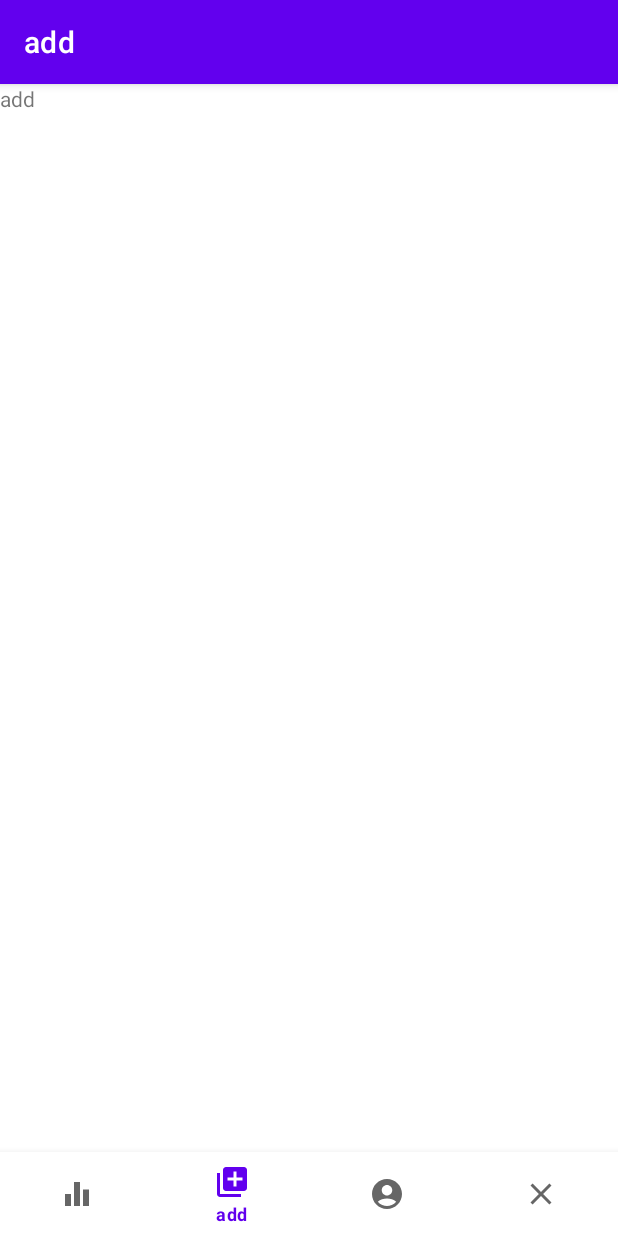
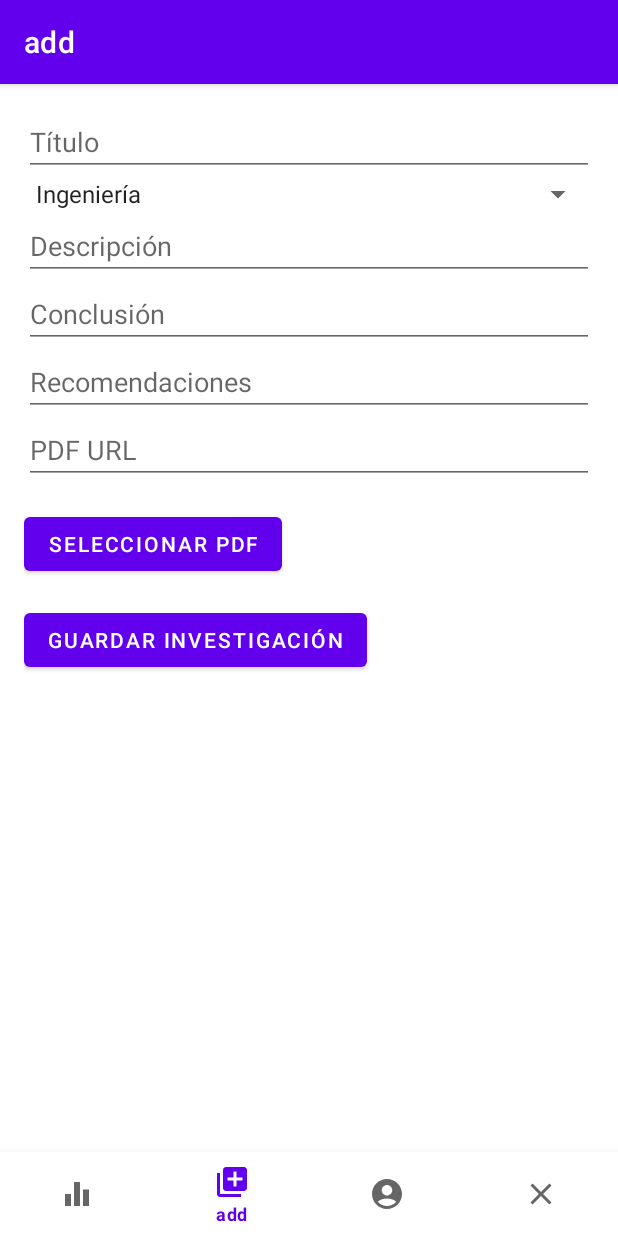
Before and after one commit to Forever-3/Proyecto-Final-03, an Android app: the screen it shows after launch once a user with an empty profile is signed in (MainActivity), item 2 of the bottom bar chosen, on a phone screen of 412 x 824 dp. Run offline under Robolectric (Android 15) with nearby library versions, the phone set to English and light mode, and no system bars; our stand-ins replace Firebase (no records; nobody signed in at launch, a user with empty details on screens opened directly), navigation-ui.

Commit message:
add Investigation

```diff
--- a/app/src/main/AndroidManifest.xml
+++ b/app/src/main/AndroidManifest.xml
@@ -32,7 +32,6 @@
         <activity
             android:name=".ui.users.LoginActivity"
             android:exported="false" />
-
         <activity
             android:name=".MainActivity"
             android:exported="true"
--- a/app/src/main/java/com/forever3/proyectofinal/ui/addInvestigation/agregarInvestigacionFragment.kt
+++ b/app/src/main/java/com/forever3/proyectofinal/ui/addInvestigation/agregarInvestigacionFragment.kt
@@ -1,60 +1,160 @@
 package com.forever3.proyectofinal.ui.addInvestigation
 
+import android.app.Activity
+import android.content.Intent
+import android.net.Uri
 import android.os.Bundle
+import android.widget.ArrayAdapter
+import android.widget.Button
+import android.widget.EditText
+import android.widget.Spinner
+import android.widget.Toast
 import androidx.fragment.app.Fragment
 import android.view.LayoutInflater
 import android.view.View
 import android.view.ViewGroup
+import androidx.navigation.fragment.findNavController
 import com.forever3.proyectofinal.R
+import com.forever3.proyectofinal.ui.home.cls_Investigacion
+import com.google.firebase.auth.FirebaseAuth
+import com.google.firebase.firestore.FirebaseFirestore
+import com.google.firebase.storage.FirebaseStorage
 
-// TODO: Rename parameter arguments, choose names that match
-// the fragment initialization parameters, e.g. ARG_ITEM_NUMBER
-private const val ARG_PARAM1 = "param1"
-private const val ARG_PARAM2 = "param2"
+class AgregarInvestigacionFragment : Fragment() {
 
-/**
- * A simple [Fragment] subclass.
- * Use the [agregarInvestigacionFragment.newInstance] factory method to
- * create an instance of this fragment.
- */
-class agregarInvestigacionFragment : Fragment() {
-    // TODO: Rename and change types of parameters
-    private var param1: String? = null
-    private var param2: String? = null
+    private var db: FirebaseFirestore? = null
+    private var auth: FirebaseAuth? = null
 
-    override fun onCreate(savedInstanceState: Bundle?) {
-        super.onCreate(savedInstanceState)
-        arguments?.let {
-            param1 = it.getString(ARG_PARAM1)
-            param2 = it.getString(ARG_PARAM2)
-        }
+    private lateinit var etTitulo: EditText
+    private lateinit var spinnerCategoria: Spinner
+    private lateinit var etDescripcion: EditText
+    private lateinit var etConclusion: EditText
+    private lateinit var etRecomendaciones: EditText
+    private lateinit var btnGuardar: Button
+    private lateinit var btnSeleccionarPDF: Button
+
+    private var pdfUri: Uri? = null // URI para almacenar el archivo seleccionado
+
+    companion object {
+        private const val PDF_REQUEST_CODE = 100 // Código de solicitud para seleccionar PDF
     }
 
     override fun onCreateView(
         inflater: LayoutInflater, container: ViewGroup?,
         savedInstanceState: Bundle?
     ): View? {
-        // Inflate the layout for this fragment
-        return inflater.inflate(R.layout.fragment_add_investigation, container, false)
+        val view = inflater.inflate(R.layout.fragment_agregar_investigacion, container, false)
+
+        // Inicializar Firebase
+        db = FirebaseFirestore.getInstance()
+        auth = FirebaseAuth.getInstance()
+
+        // Vincular vistas
+        etTitulo = view.findViewById(R.id.etTitulo)
+        spinnerCategoria = view.findViewById(R.id.spinnerCategoria)
+        etDescripcion = view.findViewById(R.id.etDescripcion)
+        etConclusion = view.findViewById(R.id.etConclusion)
+        etRecomendaciones = view.findViewById(R.id.etRecomendaciones)
+        btnGuardar = view.findViewById(R.id.btnGuardar)
+        btnSeleccionarPDF = view.findViewById(R.id.btnSeleccionarPDF)
+
+        // Configurar Spinner con categorías
+        configurarSpinner()
+
+        // Acción al presionar el botón para seleccionar PDF
+        btnSeleccionarPDF.setOnClickListener { seleccionarPdf() }
+
+        // Acción al presionar el botón para guardar investigación
+        btnGuardar.setOnClickListener { agregarInvestigacion() }
+
+        return view
     }
 
-    companion object {
-        /**
-         * Use this factory method to create a new instance of
-         * this fragment using the provided parameters.
-         *
-         * @param param1 Parameter 1.
-         * @param param2 Parameter 2.
-         * @return A new instance of fragment addInvestigationFragment.
-         */
-        // TODO: Rename and change types and number of parameters
-        @JvmStatic
-        fun newInstance(param1: String, param2: String) =
-            agregarInvestigacionFragment().apply {
-                arguments = Bundle().apply {
-                    putString(ARG_PARAM1, param1)
-                    putString(ARG_PARAM2, param2)
+    private fun configurarSpinner() {
+        val categorias = listOf(
+            "Ingeniería", "Derecho y Política", "Tecnología y Computación",
+            "Artes y Humanidades", "Ciencias Naturales", "Salud y Medicina",
+            "Ciencias Sociales", "Negocios y Finanzas"
+        )
+
+        val adapter = ArrayAdapter(requireContext(), android.R.layout.simple_spinner_item, categorias)
+        adapter.setDropDownViewResource(android.R.layout.simple_spinner_dropdown_item)
+        spinnerCategoria.adapter = adapter
+    }
+
+    private fun seleccionarPdf() {
+        val intent = Intent(Intent.ACTION_GET_CONTENT)
+        intent.type = "application/pdf" // Filtrar solo PDFs
+        startActivityForResult(intent, PDF_REQUEST_CODE)
+    }
+
+    override fun onActivityResult(requestCode: Int, resultCode: Int, data: Intent?) {
+        super.onActivityResult(requestCode, resultCode, data)
+        if (resultCode == Activity.RESULT_OK && requestCode == PDF_REQUEST_CODE) {
+            data?.data?.let { uri ->
+                pdfUri = uri // Guardar la URI del archivo seleccionado
+                Toast.makeText(requireContext(), "Archivo seleccionado: ${uri.lastPathSegment}", Toast.LENGTH_SHORT).show()
+            }
+        }
+    }
+
+    private fun agregarInvestigacion() {
+        val titulo = etTitulo.text.toString()
+        val categoria = spinnerCategoria.selectedItem.toString()
+        val descripcion = etDescripcion.text.toString()
+        val conclusion = etConclusion.text.toString()
+        val recomendaciones = etRecomendaciones.text.toString()
+
+        val user = auth?.currentUser
+        val idUsuario = user?.uid ?: ""
+
+        if (titulo.isNotEmpty() && categoria.isNotEmpty() && descripcion.isNotEmpty() &&
+            conclusion.isNotEmpty() && recomendaciones.isNotEmpty() && idUsuario.isNotEmpty() && pdfUri != null
+        ) {
+            val storageRef = FirebaseStorage.getInstance().reference
+            val pdfRef = storageRef.child("investigaciones/${pdfUri?.lastPathSegment}")
+
+            pdfRef.putFile(pdfUri!!)
+                .addOnSuccessListener {
+                    pdfRef.downloadUrl.addOnSuccessListener { uri ->
+                        val pdfUrl = uri.toString()
+
+                        val investigacion = cls_Investigacion(
+                            titulo = titulo,
+                            categoria = categoria,
+                            descripcion = descripcion,
+                            conclusion = conclusion,
+                            recomendaciones = recomendaciones,
+                            pdfUrl = pdfUrl,
+                            idUsuario = idUsuario
+                        )
+
+                        db?.collection("investigaciones")
+                            ?.add(investigacion)
+                            ?.addOnSuccessListener {
+                                Toast.makeText(
+                                    requireContext(),
+                                    "Investigación añadida exitosamente",
+                                    Toast.LENGTH_SHORT
+                                ).show()
+
+                                // Navegar al fragmento principal después de guardar
+                                findNavController().navigate(R.id.navigation_home)
+                            }
+                            ?.addOnFailureListener {
+                                Toast.makeText(
+                                    requireContext(),
+                                    "Error al agregar la investigación",
+                                    Toast.LENGTH_SHORT
+                                ).show()
+                            }
+                    }
                 }
-            }
+                .addOnFailureListener {
+                    Toast.makeText(requireContext(), "Error al subir el archivo PDF", Toast.LENGTH_SHORT).show()
+                }
+        } else {
+            Toast.makeText(requireContext(), "Por favor, complete todos los campos", Toast.LENGTH_SHORT).show()
+        }
     }
 }
--- a/app/src/main/res/layout/fragment_add_investigation.xml
+++ /dev/null
@@ -1,14 +0,0 @@
-<?xml version="1.0" encoding="utf-8"?>
-<FrameLayout xmlns:android="http://schemas.android.com/apk/res/android"
-    xmlns:tools="http://schemas.android.com/tools"
-    android:layout_width="match_parent"
-    android:layout_height="match_parent"
-    tools:context=".ui.addInvestigation.agregarInvestigacionFragment">
-
-    <!-- TODO: Update blank fragment layout -->
-    <TextView
-        android:layout_width="match_parent"
-        android:layout_height="match_parent"
-        android:text="@string/title_add" />
-
-</FrameLayout>
--- /dev/null
+++ b/app/src/main/res/layout/fragment_agregar_investigacion.xml
@@ -0,0 +1,70 @@
+<LinearLayout xmlns:android="http://schemas.android.com/apk/res/android"
+    android:layout_width="match_parent"
+    android:layout_height="match_parent"
+    android:orientation="vertical"
+    android:padding="16dp">
+
+    <!-- Título de la investigación -->
+    <EditText
+        android:id="@+id/etTitulo"
+        android:layout_width="match_parent"
+        android:layout_height="wrap_content"
+        android:hint="Título"
+        android:inputType="text" />
+
+    <!-- Spinner para la categoría -->
+    <Spinner
+        android:id="@+id/spinnerCategoria"
+        android:layout_width="match_parent"
+        android:layout_height="wrap_content" />
+
+    <!-- Descripción -->
+    <EditText
+        android:id="@+id/etDescripcion"
+        android:layout_width="match_parent"
+        android:layout_height="wrap_content"
+        android:hint="Descripción"
+        android:inputType="text" />
+
+    <!-- Conclusión -->
+    <EditText
+        android:id="@+id/etConclusion"
+        android:layout_width="match_parent"
+        android:layout_height="wrap_content"
+        android:hint="Conclusión"
+        android:inputType="text" />
+
+    <!-- Recomendaciones -->
+    <EditText
+        android:id="@+id/etRecomendaciones"
+        android:layout_width="match_parent"
+        android:layout_height="wrap_content"
+        android:hint="Recomendaciones"
+        android:inputType="text" />
+
+    <!-- EditText para mostrar la URL del PDF -->
+    <EditText
+        android:id="@+id/etPdfUrl"
+        android:layout_width="match_parent"
+        android:layout_height="wrap_content"
+        android:hint="PDF URL"
+        android:inputType="text"
+        android:focusable="false" />
+
+    <!-- Botón para seleccionar el archivo PDF -->
+    <Button
+        android:id="@+id/btnSeleccionarPDF"
+        android:layout_width="wrap_content"
+        android:layout_height="wrap_content"
+        android:layout_marginTop="16dp"
+        android:text="Seleccionar PDF" />
+
+    <!-- Botón para guardar la investigación -->
+    <Button
+        android:id="@+id/btnGuardar"
+        android:layout_width="wrap_content"
+        android:layout_height="wrap_content"
+        android:layout_marginTop="16dp"
+        android:text="Guardar Investigación" />
+
+</LinearLayout>
--- a/app/src/main/res/navigation/mobile_navigation.xml
+++ b/app/src/main/res/navigation/mobile_navigation.xml
@@ -4,44 +4,59 @@
     android:id="@+id/mobile_navigation"
     app:startDestination="@+id/navigation_home">
 
+    <!-- Fragmento de inicio -->
     <fragment
         android:id="@+id/navigation_home"
         android:name="com.forever3.proyectofinal.ui.home.HomeFragment"
         android:label="@string/title_home"
         tools:layout="@layout/fragment_home">
 
-        <!-- Aquí agregamos la acción hacia el fragmento de detalles -->
+        <!-- Acción hacia el fragmento de detalles -->
         <action
             android:id="@+id/action_homeFragment_to_detallesInvestigacionFragment"
             app:destination="@id/detallesInvestigacionFragment" />
+
+        <!-- Acción opcional hacia el fragmento de agregar investigación -->
+        <action
+            android:id="@+id/action_homeFragment_to_agregarInvestigacionFragment"
+            app:destination="@id/navigation_add" />
     </fragment>
 
+    <!-- Fragmento para agregar investigación -->
     <fragment
         android:id="@+id/navigation_add"
-        android:name="com.forever3.proyectofinal.ui.addInvestigation.agregarInvestigacionFragment"
+        android:name="com.forever3.proyectofinal.ui.addInvestigation.AgregarInvestigacionFragment"
         android:label="@string/title_add"
-        tools:layout="@layout/fragment_add_investigation" />
+        tools:layout="@layout/fragment_agregar_investigacion">
 
+        <!-- Acción opcional para volver al inicio después de guardar -->
+        <action
+            android:id="@+id/action_agregarInvestigacionFragment_to_homeFragment"
+            app:destination="@id/navigation_home" />
+    </fragment>
+
+    <!-- Fragmento "Acerca de nosotros" -->
     <fragment
         android:id="@+id/navigation_about_us"
         android:name="com.forever3.proyectofinal.ui.about_us.About_usFragment"
         android:label="@string/title_about_us"
         tools:layout="@layout/fragment_about_us" />
 
+    <!-- Fragmento de cerrar sesión -->
     <fragment
         android:id="@+id/navigation_logout"
         android:name="com.forever3.proyectofinal.ui.logout.logoutFragment"
         android:label="@string/title_logout"
         tools:layout="@layout/fragment_logout" />
 
-    <!-- Fragmento de detallesInvestigacionFragment con su argumento -->
+    <!-- Fragmento para mostrar los detalles de una investigación -->
     <fragment
         android:id="@+id/detallesInvestigacionFragment"
         android:name="com.forever3.proyectofinal.ui.home.detallesInvestigacionFragment"
         android:label="Detalles de Investigación"
         tools:layout="@layout/fragment_detalles_investigacion">
 
-        <!-- Definimos el argumento que recibirá este fragmento -->
+        <!-- Argumento necesario para los detalles -->
         <argument
             android:name="investigacion"
             app:argType="com.forever3.proyectofinal.ui.home.cls_Investigacion" />
```
